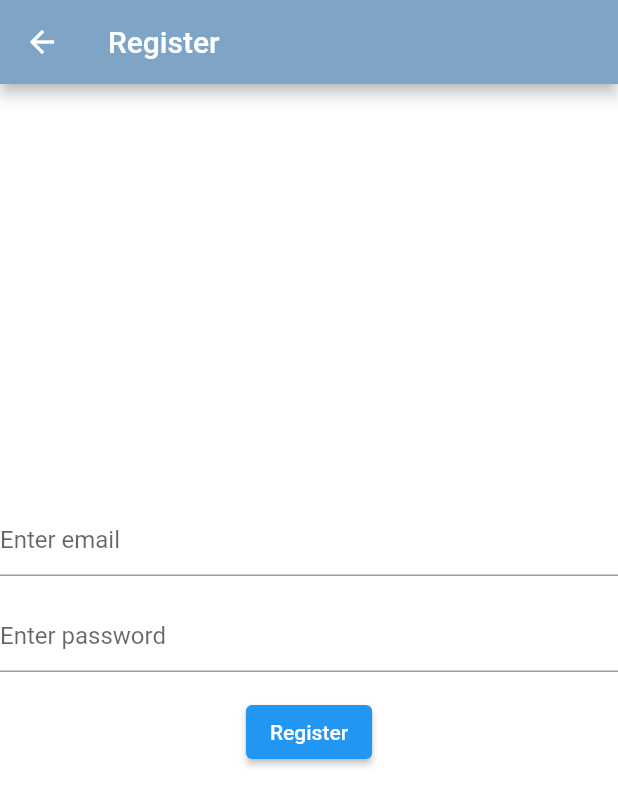
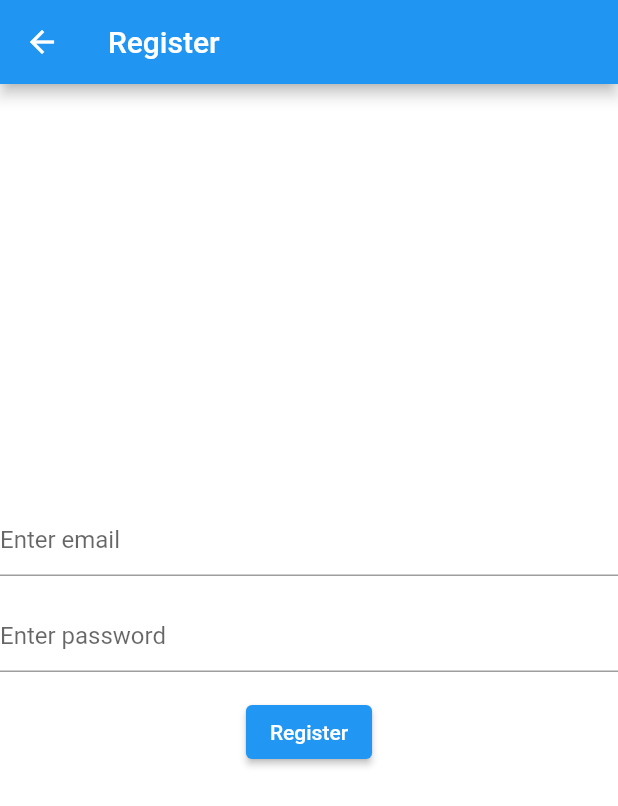
Before and after one commit to PedroRomao3/Software-Engineering_FEUP, a Flutter app: the screen it shows after launch, after a tap on "Register", on a phone screen of 412 x 824 dp. Shown: the top 806 px of the screen. Run offline on Flutter 3.47's test engine with Material 2 defaults, Android fonts, the phone set to English and light mode, and no system bars; our stand-ins replace cloud_firestore, firebase_auth, firebase_core, firebase_storage; accounts and stored records are empty; network calls fail.

Commit message:
change to simple colors

```diff
--- a/app/e_lobby/lib/RegistrationScreen.dart
+++ b/app/e_lobby/lib/RegistrationScreen.dart
@@ -53,7 +53,7 @@ class _RegisterPageState extends State<RegisterPage> {
   Widget build(BuildContext context) {
     return Scaffold(
       appBar: AppBar(
-        backgroundColor: const Color(0xFF7EA5C5),
+        backgroundColor: const Color(0xFF2195F2),
         title: const Text('Register'),
       ),
       backgroundColor: Colors.white,
--- a/app/e_lobby/lib/main.dart
+++ b/app/e_lobby/lib/main.dart
@@ -145,9 +145,9 @@ class LoginScreenState extends State<LoginScreen> {
             crossAxisAlignment: CrossAxisAlignment.start,
             children: [
               const Text(
-                "Login to E_LobBy ",
+                " E_LobBy ",
                 style: TextStyle(
-                  color: Color(0xFF7EA5C5),
+                  color: Color(0xFF2195F2),
                   fontSize: 44.0,
                   fontWeight: FontWeight.bold,
                 ),
@@ -160,10 +160,10 @@ class LoginScreenState extends State<LoginScreen> {
                 keyboardType: TextInputType.emailAddress,
                 decoration: const InputDecoration(
                   hintText: "User Email",
-                  prefixIcon: Icon(Icons.mail, color: Color(0xFF7EA5C5)),
-                  hintStyle: TextStyle(color: Color(0xFF7EA5C5)),
+                  prefixIcon: Icon(Icons.mail, color: Color(0xFF2195F2)),
+                  hintStyle: TextStyle(color: Color(0xFF2195F2)),
                 ),
-                style: const TextStyle(color: Color(0xFF7EA5C5)),
+                style: const TextStyle(color: Color(0xFF2195F2)),
               ),
               const SizedBox(
                 height: 26.0,
@@ -173,10 +173,10 @@ class LoginScreenState extends State<LoginScreen> {
                 obscureText: true,
                 decoration: const InputDecoration(
                   hintText: "User Password",
-                  prefixIcon: Icon(Icons.lock, color: Color(0xFF7EA5C5)),
-                  hintStyle: TextStyle(color: Color(0xFF7EA5C5)),
+                  prefixIcon: Icon(Icons.lock, color: Color(0xFF2195F2)),
+                  hintStyle: TextStyle(color: Color(0xFF2195F2)),
                 ),
-                style: const TextStyle(color: Color(0xFF7EA5C5)),
+                style: const TextStyle(color: Color(0xFF2195F2)),
               ),
               GestureDetector(
                 onTap: () {
@@ -213,7 +213,7 @@ class LoginScreenState extends State<LoginScreen> {
                 },
                 child: const Text(
                   'Forgot Password?',
-                  style: TextStyle(color: Color(0xFF7EA5C5)),
+                  style: TextStyle(color: Color(0xFF2195F2)),
                 ),
               ),
               const SizedBox(
@@ -222,7 +222,7 @@ class LoginScreenState extends State<LoginScreen> {
               Container(
                 width: double.infinity,
                 child: RawMaterialButton(
-                  fillColor: Color(0xFF7EA5C5),
+                  fillColor: Color(0xFF2195F2),
                   elevation: 0.0,
                   padding: const EdgeInsets.symmetric(vertical: 15.0),
                   shape: RoundedRectangleBorder(
@@ -267,7 +267,7 @@ class LoginScreenState extends State<LoginScreen> {
               Container(
                 width: double.infinity,
                 child: RawMaterialButton(
-                  fillColor: Color(0xFF7EA5C5),
+                  fillColor: Color(0xFF2195F2),
                   elevation: 0.0,
                   padding: const EdgeInsets.symmetric(vertical: 15.0),
                   shape: RoundedRectangleBorder(
```
Also changed, not shown: app/e_lobby/lib/Display_users.dart (+10 -10 lines), app/e_lobby/lib/Test.dart (+29 -26 lines).
